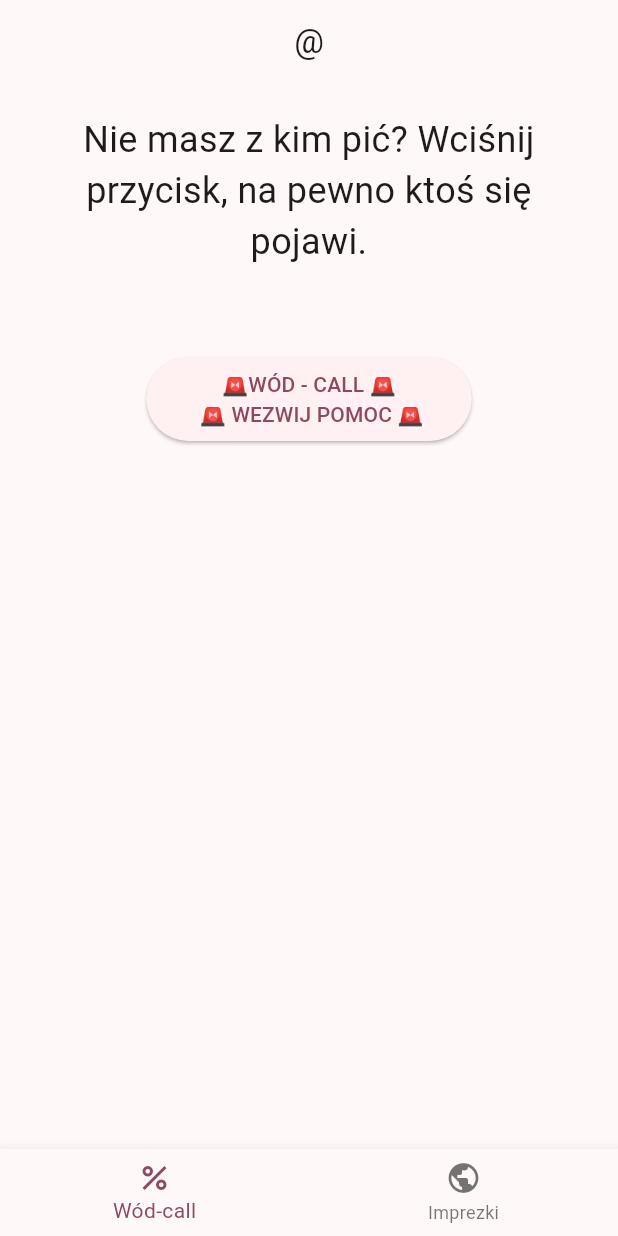
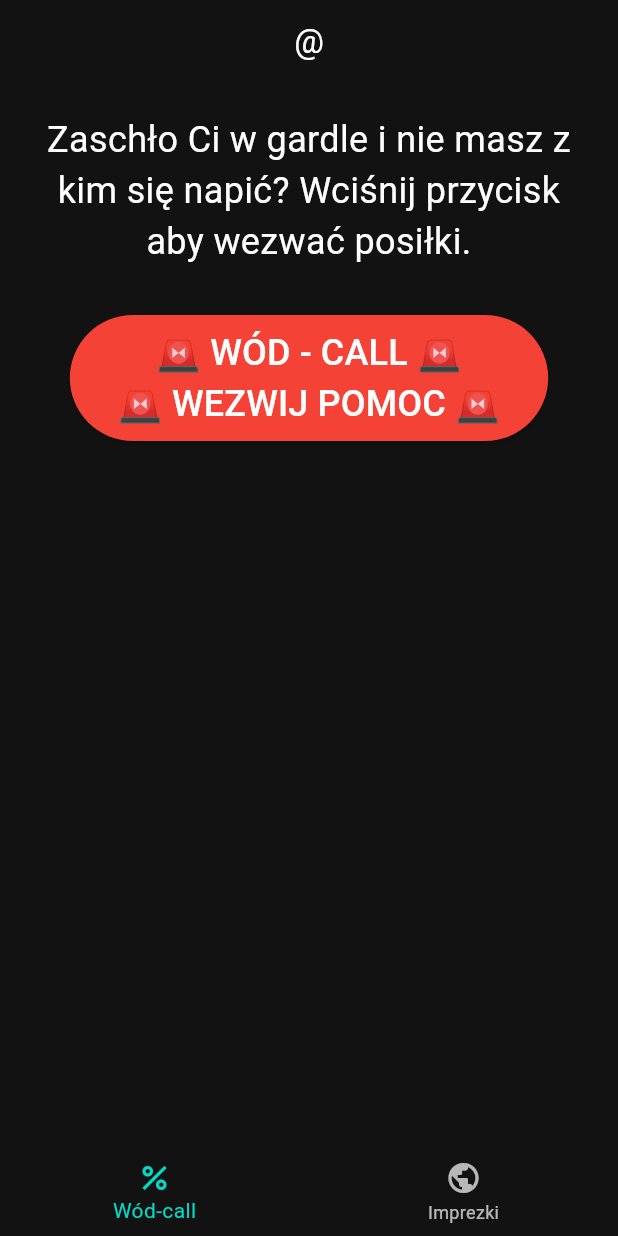
Before and after one commit to PiotrKlis/shot_call, a Flutter app: the screen it shows after launch, after a tap on "Jedziemy", on a phone screen of 412 x 824 dp. Run offline on Flutter 3.47's test engine with Material 3 defaults, Android fonts, the phone set to English and light mode, and no system bars; our stand-ins replace cloud_firestore, firebase_core, permission_handler, shared_preferences; accounts and stored records are empty.

Commit message:
master - changed ui design

```diff
--- a/lib/home_screen.dart
+++ b/lib/home_screen.dart
@@ -1,5 +1,4 @@
 import 'package:cloud_firestore/cloud_firestore.dart';
-import 'package:firebase_messaging/firebase_messaging.dart';
 import 'package:flutter/material.dart';
 import 'package:shot_call/shared_prefs.dart';
 
@@ -37,43 +36,81 @@ class _HomeScreen extends State<HomeScreen> {
           child: StreamBuilder(
             stream: FirebaseFirestore.instance
                 .collection('parties')
-                .doc('dummy')
+                .doc(sharedPreferences.getString(SharedPrefs.partyName))
                 .snapshots(),
             builder: (BuildContext context, AsyncSnapshot snapshot) {
+              final snapshotHasData =
+                  snapshot.data?.data()?.isNotEmpty ?? false;
+              if (snapshotHasData) {
+                final alarmNickname = (snapshot.data['alarm'] as List<dynamic>)
+                    .map((e) => e.toString())
+                    .toList();
                 return Column(
                   mainAxisAlignment: MainAxisAlignment.center,
                   crossAxisAlignment: CrossAxisAlignment.center,
                   children: [
                     const Text(
-                      'Nie masz z kim pić? Wciśnij przycisk, na pewno ktoś się pojawi.',
+                        'Zaschło Ci w gardle i nie masz z kim się napić? Wciśnij przycisk aby wezwać posiłki.',
                         textAlign: TextAlign.center,
                         style: TextStyle(fontSize: 24)),
-                  const SizedBox(height: 60),
+                    const SizedBox(height: 32),
                     ElevatedButton(
+                      style: ElevatedButton.styleFrom(
+                        backgroundColor: Colors.red,
+                      ),
                       child: const Padding(
                         padding: EdgeInsets.all(8.0),
-                      child: Text('🚨WÓD - CALL 🚨\n 🚨 WEZWIJ POMOC 🚨',
-                          textAlign: TextAlign.center),
+                        child: Text(
+                          '🚨 WÓD - CALL 🚨\n🚨 WEZWIJ POMOC 🚨',
+                          textAlign: TextAlign.center,
+                          style: TextStyle(color: Colors.white, fontSize: 24),
+                        ),
                       ),
                       onPressed: () async {
                         await _shotsCallPressed();
                       },
                     ),
-                  const SizedBox(height: 60),
+                    const SizedBox(height: 32),
                     StreamBuilder(
                       stream: FirebaseFirestore.instance
                           .collection('users')
                           .doc(nickname.toString())
                           .snapshots(),
                       builder: (context, snapshot) {
-                      final isSnapshotEmpty =
-                          snapshot.data?.data()?.isEmpty ?? true;
-                      if (snapshot.data != null && !isSnapshotEmpty) {
+                        final snapshotHasData =
+                            snapshot.data?.data()?.isNotEmpty ?? false;
+                        if (snapshotHasData) {
                           return Visibility(
                             visible: snapshot.data?['alarm'],
+
+                            //         ElevatedButton(
+                            //                       style: ElevatedButton.styleFrom(
+                            //                         backgroundColor: Colors.red,
+                            //                       ),
+                            //                       child: const Padding(
+                            //                         padding: EdgeInsets.all(8.0),
+                            //                         child: Text(
+                            //                           '🚨 WÓD - CALL 🚨\n🚨 WEZWIJ POMOC 🚨',
+                            //                           textAlign: TextAlign.center,
+                            //                           style: TextStyle(color: Colors.white, fontSize: 24),
+                            //                         ),
+                            //                       ),
+                            //                       onPressed: () async {
+                            //                         await _shotsCallPressed();
+                            //                       },
+                            //                     ),
                             child: ElevatedButton(
-                            child: const Text(
-                                '😌 ODWOŁAJ - KRYZYS ZOSTAŁ ZAŻEGNANY 😌'),
+                              style: ElevatedButton.styleFrom(
+                                backgroundColor: Colors.blue,
+                              ),
+                              child: const Padding(
+                                padding: EdgeInsets.all(8.0),
+                                child: Text(
+                                    textAlign: TextAlign.center,
+                                    style: TextStyle(
+                                        color: Colors.white, fontSize: 24),
+                                    '😌 ODWOŁAJ ALARM \n KRYZYS ZOSTAŁ ZAŻEGNANY 😌'),
+                              ),
                               onPressed: () {
                                 FirebaseFirestore.instance
                                     .collection('users')
@@ -95,8 +132,30 @@ class _HomeScreen extends State<HomeScreen> {
                         }
                       },
                     ),
+                    const SizedBox(height: 32),
+                    Visibility(
+                      visible: alarmNickname.isNotEmpty,
+                      child: Container(
+                        decoration: const BoxDecoration(
+                            color: Colors.red,
+                            borderRadius:
+                                BorderRadius.all(Radius.circular(20))),
+                        padding: const EdgeInsets.all(20),
+                        child: Text(
+                          textAlign: TextAlign.center,
+                          '🚨 🚨 🚨 🚨 🚨 🚨 \n\n Użytkownik $alarmNickname potrzebuje pomocy! Rzuć wszystko i jak naszybciej idź się z nim napić zanim wyschnie! \n\n 🚨 🚨 🚨 🚨 🚨 🚨',
+                          style: const TextStyle(
+                              fontSize: 24,
+                              fontWeight: FontWeight.bold,
+                              color: Colors.white),
+                        ),
+                      ),
+                    ),
                   ],
                 );
+              } else {
+                return Container();
+              }
             },
           ),
         ),
@@ -155,7 +214,7 @@ class _HomeScreen extends State<HomeScreen> {
                   focusNode: FocusNode(),
                   autofocus: true,
                   style: const TextStyle(
-                    color: Colors.black,
+                    color: Colors.white,
                     fontSize: 20,
                   ),
                   cursorColor: Colors.red,
--- a/lib/main.dart
+++ b/lib/main.dart
@@ -27,7 +27,7 @@ class MyApp extends StatelessWidget {
     return MaterialApp(
       title: 'Flutter Demo',
       theme: ThemeData(
-        colorScheme: ColorScheme.fromSeed(seedColor: Colors.black),
+        colorScheme: const ColorScheme.dark(),
         useMaterial3: true,
       ),
       home: FutureBuilder(
--- a/lib/parties_screen.dart
+++ b/lib/parties_screen.dart
@@ -56,7 +56,6 @@ class PartiesScreen extends StatelessWidget {
   Future<void> _showCreatePartyDialog(BuildContext context) async {
     return showDialog<void>(
       context: context,
-      barrierDismissible: false, // user must tap button!
       builder: (BuildContext context) {
         final TextEditingController partyNameController =
             TextEditingController();
@@ -75,7 +74,7 @@ class PartiesScreen extends StatelessWidget {
                   focusNode: FocusNode(),
                   autofocus: true,
                   style: const TextStyle(
-                    color: Colors.black,
+                    color: Colors.white,
                     fontSize: 20,
                   ),
                   cursorColor: Colors.red,
@@ -88,7 +87,7 @@ class PartiesScreen extends StatelessWidget {
                   focusNode: FocusNode(),
                   autofocus: true,
                   style: const TextStyle(
-                    color: Colors.black,
+                    color: Colors.white,
                     fontSize: 20,
                   ),
                   cursorColor: Colors.red,
@@ -128,7 +127,6 @@ class PartiesScreen extends StatelessWidget {
       BuildContext context, String partyId) async {
     return showDialog<void>(
       context: context,
-      barrierDismissible: false,
       builder: (BuildContext context) {
         final TextEditingController controller = TextEditingController();
         return AlertDialog(
@@ -144,7 +142,7 @@ class PartiesScreen extends StatelessWidget {
                   focusNode: FocusNode(),
                   autofocus: true,
                   style: const TextStyle(
-                    color: Colors.black,
+                    color: Colors.white,
                     fontSize: 20,
                   ),
                   cursorColor: Colors.red,
```
Lines whose indentation alone changed are shown as unchanged.
